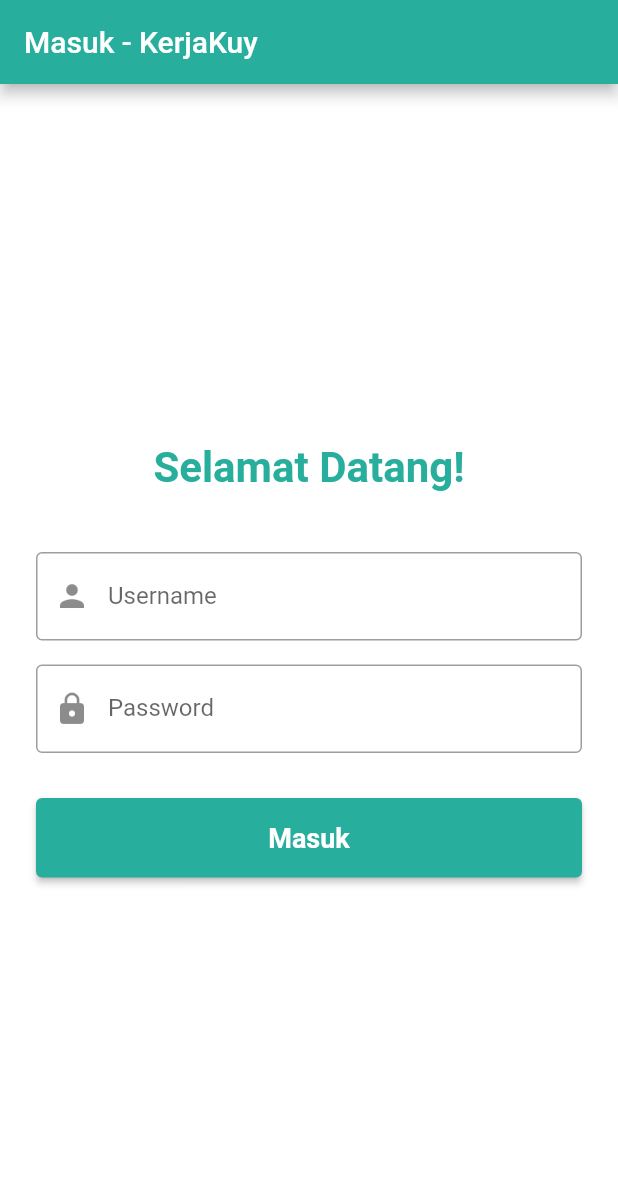
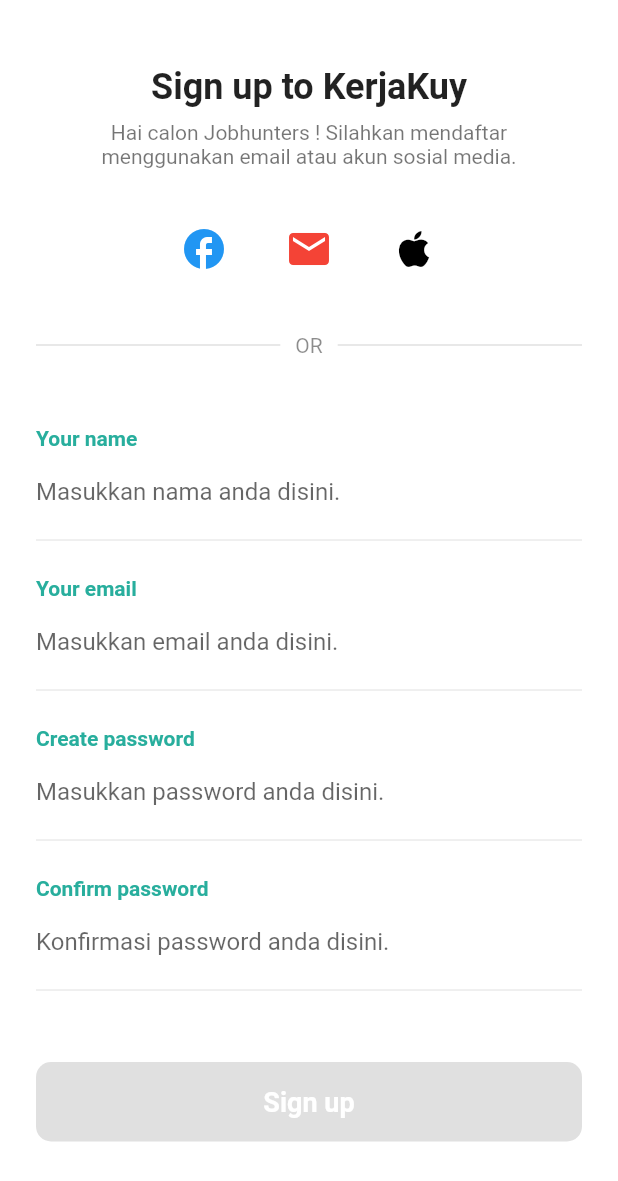
Before and after one commit to SIMPLIX07/KerjaKuy_PPB, a Flutter app: the screen it shows after launch, on a phone screen of 412 x 824 dp. Shown: the top 1181 px of the screen. Run offline on Flutter 3.47's test engine with Material 3 defaults, Android fonts, the phone set to English and light mode, and no system bars.

Commit message:
menambahkan setting dan register

```diff
--- /dev/null
+++ b/lib/pages/home/registerPelamar/register_pelamar.dart
@@ -0,0 +1,159 @@
+import 'package:flutter/material.dart';
+import '../home_page.dart';
+
+class RegisterPage extends StatelessWidget {
+  const RegisterPage({super.key});
+
+  @override
+  Widget build(BuildContext context) {
+    return Scaffold(
+      backgroundColor: Colors.white,
+      body: SafeArea(
+        child: SingleChildScrollView(
+          padding: const EdgeInsets.all(24.0),
+          child: Column(
+            crossAxisAlignment: CrossAxisAlignment.stretch,
+            children: [
+              SizedBox(height: 20),
+
+              Text(
+                "Sign up to KerjaKuy",
+                style: TextStyle(
+                  fontSize: 24,
+                  fontWeight: FontWeight.bold,
+                  color: Colors.black87,
+                ),
+                textAlign: TextAlign.center,
+              ),
+
+              SizedBox(height: 8),
+
+              Text(
+                "Hai calon Jobhunters ! Silahkan mendaftar\nmenggunakan email atau akun sosial media.",
+                style: TextStyle(fontSize: 14, color: Colors.black54),
+                textAlign: TextAlign.center,
+              ),
+
+              SizedBox(height: 28),
+
+              /// SOCIAL BUTTONS (icon bawaan)
+              Row(
+                mainAxisAlignment: MainAxisAlignment.center,
+                children: [
+                  CircleAvatar(
+                    radius: 26,
+                    backgroundColor: Colors.white,
+                    child: Icon(Icons.facebook, size: 32, color: Colors.blue),
+                  ),
+                  SizedBox(width: 18),
+                  CircleAvatar(
+                    radius: 26,
+                    backgroundColor: Colors.white,
+                    child: Icon(Icons.mail, size: 32, color: Colors.red),
+                  ),
+                  SizedBox(width: 18),
+                  CircleAvatar(
+                    radius: 26,
+                    backgroundColor: Colors.white,
+                    child: Icon(Icons.apple, size: 32, color: Colors.black),
+                  ),
+                ],
+              ),
+
+              SizedBox(height: 30),
+
+              Row(
+                children: [
+                  Expanded(child: Divider(thickness: 1)),
+                  Padding(
+                    padding: const EdgeInsets.symmetric(horizontal: 10),
+                    child: Text("OR", style: TextStyle(color: Colors.black45)),
+                  ),
+                  Expanded(child: Divider(thickness: 1)),
+                ],
+              ),
+
+              SizedBox(height: 30),
+
+              _buildTextLabel("Your name"),
+              TextField(
+                decoration: InputDecoration(
+                  hintText: "Masukkan nama anda disini.",
+                  border: InputBorder.none,
+                ),
+              ),
+              Divider(),
+
+              _buildTextLabel("Your email"),
+              TextField(
+                decoration: InputDecoration(
+                  hintText: "Masukkan email anda disini.",
+                  border: InputBorder.none,
+                ),
+                keyboardType: TextInputType.emailAddress,
+              ),
+              Divider(),
+
+              _buildTextLabel("Create password"),
+              TextField(
+                obscureText: true,
+                decoration: InputDecoration(
+                  hintText: "Masukkan password anda disini.",
+                  border: InputBorder.none,
+                ),
+              ),
+              Divider(),
+
+              _buildTextLabel("Confirm password"),
+              TextField(
+                obscureText: true,
+                decoration: InputDecoration(
+                  hintText: "Konfirmasi password anda disini.",
+                  border: InputBorder.none,
+                ),
+              ),
+              Divider(),
+
+              SizedBox(height: 40),
+
+              ElevatedButton(
+                onPressed: () {
+                  Navigator.pushReplacement(
+                    context,
+                    MaterialPageRoute(builder: (context) => const HomePage()),
+                  );
+                },
+                style: ElevatedButton.styleFrom(
+                  backgroundColor: Colors.grey.shade300,
+                  foregroundColor: Colors.white,
+                  padding: EdgeInsets.symmetric(vertical: 16),
+                  textStyle: TextStyle(
+                    fontSize: 18,
+                    fontWeight: FontWeight.bold,
+                  ),
+                  elevation: 0,
+                  shape: RoundedRectangleBorder(
+                    borderRadius: BorderRadius.circular(10),
+                  ),
+                ),
+                child: Text("Sign up"),
+              ),
+
+              SizedBox(height: 20),
+            ],
+          ),
+        ),
+      ),
+    );
+  }
+
+  Widget _buildTextLabel(String text) {
+    return Padding(
+      padding: const EdgeInsets.only(bottom: 4, top: 16),
+      child: Text(
+        text,
+        style: TextStyle(color: Color(0xFF28AE9D), fontWeight: FontWeight.w600),
+      ),
+    );
+  }
+}
--- a/lib/pages/splash/splash_screen.dart
+++ b/lib/pages/splash/splash_screen.dart
@@ -1,6 +1,6 @@
 import 'package:flutter/material.dart';
 import 'dart:async';
-import '../login/login_page.dart';
+import '../home/registerPelamar/register_pelamar.dart';
 
 class SplashScreen extends StatefulWidget {
   const SplashScreen({super.key});
@@ -16,7 +16,7 @@ class _SplashScreenState extends State<SplashScreen> {
     Timer(Duration(seconds: 3), () {
       Navigator.pushReplacement(
         context,
-        MaterialPageRoute(builder: (context) => const LoginPage()),
+        MaterialPageRoute(builder: (context) => const RegisterPage()),
       );
     });
   }
```
Also changed, not shown: lib/pages/home/tabs/tab_1_home/home_tab.dart (+39 -67 lines), lib/pages/settings/settingPelamar/settingPelamar.dart (added, +144 -0 lines).
